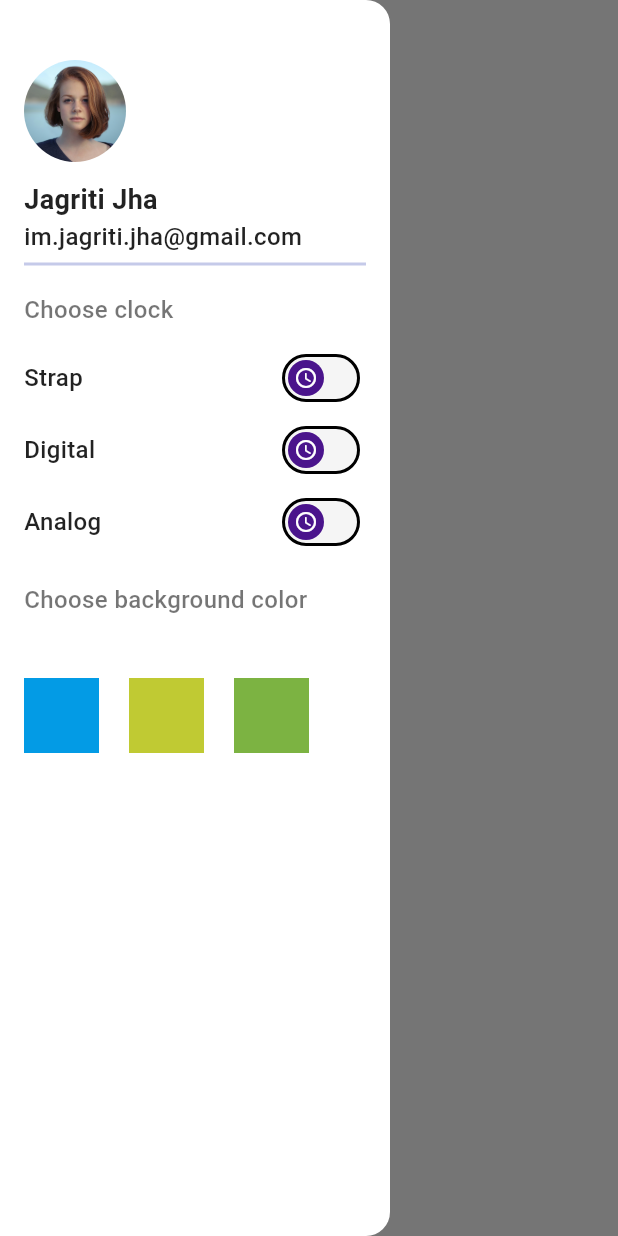
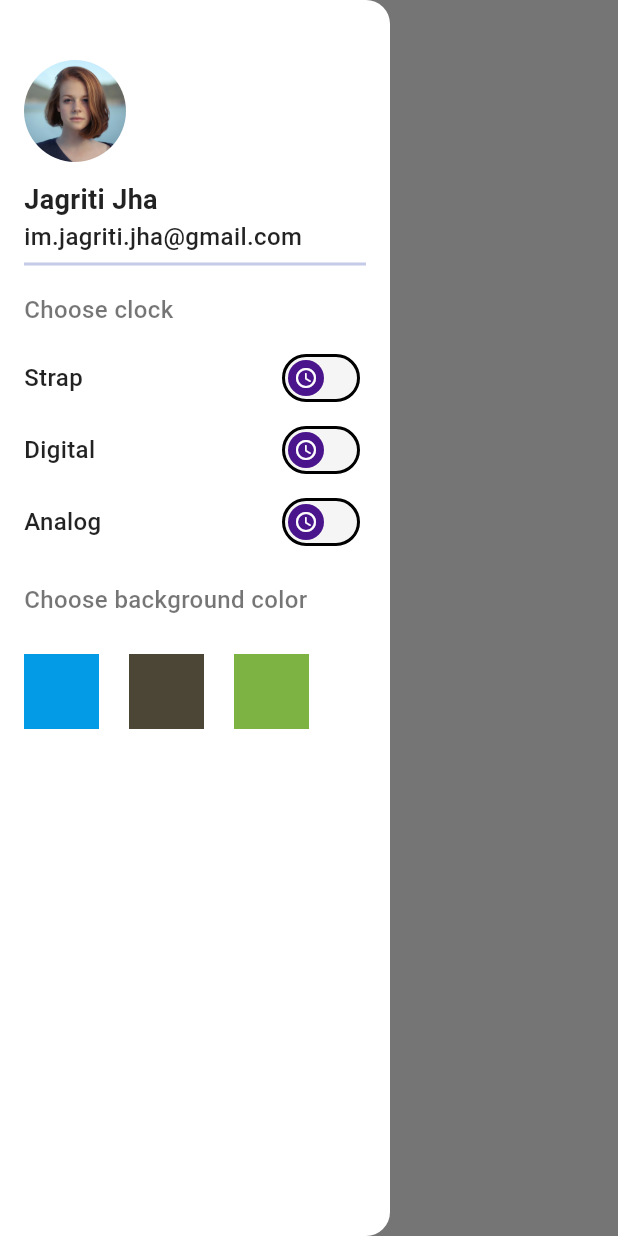
Before and after one commit to jagritixjha/clock_app, a Flutter app: the screen it shows after launch, with the side drawer open, on a phone screen of 412 x 824 dp. Run offline on Flutter 3.47's test engine with Material 3 defaults, Android fonts, the light colour scheme and no system bars.

Commit message:
added functionality to change background color

```diff
--- a/lib/views/home_screen.dart
+++ b/lib/views/home_screen.dart
@@ -20,7 +20,7 @@ class _HomeScreenState extends State<HomeScreen> {
 
   List<Color> background = [
     Colors.lightBlue.shade600,
-    Colors.lime.shade600,
+    const Color.fromARGB(255, 76, 70, 55),
     Colors.lightGreen.shade600,
   ];
 
@@ -33,12 +33,12 @@ class _HomeScreenState extends State<HomeScreen> {
   }
 
   @override
-  // void initState() {
-  //   startClock();
-  //   print(dateTime);
-  //   print(dateTime);
-  //   super.initState();
-  // }
+  void initState() {
+    startClock();
+    print(dateTime);
+    print(dateTime);
+    super.initState();
+  }
 
   @override
   Widget build(BuildContext context) {
@@ -144,9 +144,9 @@ class _HomeScreenState extends State<HomeScreen> {
                     color: Colors.black54,
                   ),
                 ),
-                const SizedBox(
-                  height: 16,
-                ),
+                // const SizedBox(
+                //   height: 10,
+                // ),
                 SizedBox(
                   height: 100,
                   width: 250,
@@ -309,7 +309,7 @@ class _HomeScreenState extends State<HomeScreen> {
                       TextSpan(
                         style: const TextStyle(
                           fontWeight: FontWeight.w800,
-                          fontSize: 28,
+                          fontSize: 50,
                           color: Colors.black,
                         ),
                         children: [
```
